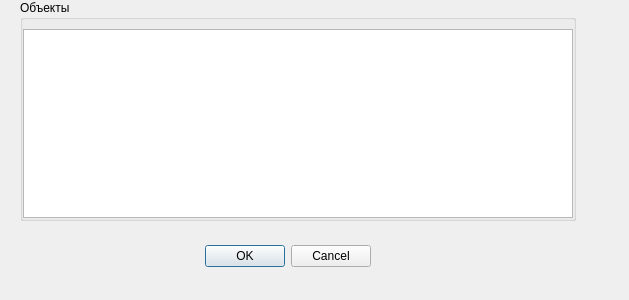
The window that qgis_pds_dca_base.ui (vvkond/QGIS) describes before a commit, drawn with Qt 5.
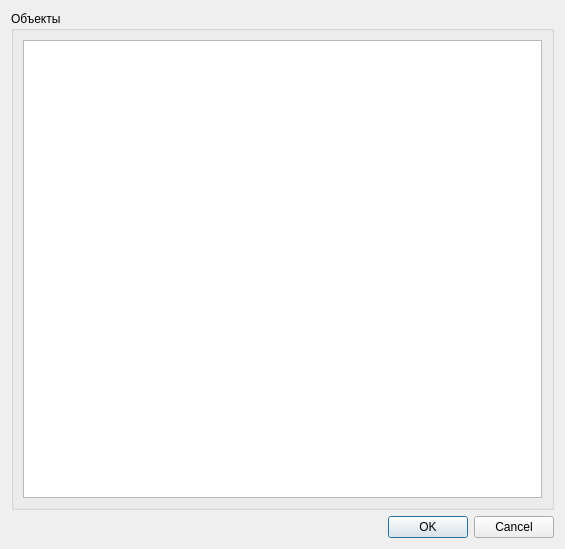
The same window after the commit.

Commit message: TypeWell: -добавил ввод параметров рассчета

What changed in the file:
```diff
--- a/qgis_pds_dca_base.ui
+++ b/qgis_pds_dca_base.ui
@@ -6,38 +6,16 @@
    <rect>
     <x>0</x>
     <y>0</y>
-    <width>629</width>
-    <height>300</height>
+    <width>565</width>
+    <height>549</height>
    </rect>
   </property>
   <property name="windowTitle">
    <string>Dialog</string>
   </property>
-  <widget class="QDialogButtonBox" name="buttonBox">
-   <property name="geometry">
-    <rect>
-     <x>30</x>
-     <y>240</y>
-     <width>341</width>
-     <height>32</height>
-    </rect>
-   </property>
-   <property name="orientation">
-    <enum>Qt::Horizontal</enum>
-   </property>
-   <property name="standardButtons">
-    <set>QDialogButtonBox::Cancel|QDialogButtonBox::Ok</set>
-   </property>
-  </widget>
+  <layout class="QVBoxLayout" name="verticalLayout">
+   <item>
   <widget class="QGroupBox" name="reservoirsPanel">
-   <property name="geometry">
-    <rect>
-     <x>20</x>
-     <y>0</y>
-     <width>556</width>
-     <height>221</height>
-    </rect>
-   </property>
    <property name="sizePolicy">
     <sizepolicy hsizetype="Preferred" vsizetype="Preferred">
      <horstretch>0</horstretch>
@@ -53,22 +31,7 @@
    <property name="title">
     <string>Объекты</string>
    </property>
-   <layout class="QVBoxLayout" name="verticalLayout">
-    <property name="spacing">
-     <number>0</number>
-    </property>
-    <property name="leftMargin">
-     <number>0</number>
-    </property>
-    <property name="topMargin">
-     <number>9</number>
-    </property>
-    <property name="rightMargin">
-     <number>0</number>
-    </property>
-    <property name="bottomMargin">
-     <number>0</number>
-    </property>
+     <layout class="QHBoxLayout" name="horizontalLayout_2">
     <item>
      <widget class="QListWidget" name="reservoirsListWidget">
       <property name="sizePolicy">
@@ -77,6 +40,12 @@
         <verstretch>0</verstretch>
        </sizepolicy>
       </property>
+        <property name="minimumSize">
+         <size>
+          <width>0</width>
+          <height>0</height>
+         </size>
+        </property>
       <property name="autoFillBackground">
        <bool>false</bool>
       </property>
@@ -85,8 +54,23 @@
       </property>
      </widget>
     </item>
-   </layout>
-  </widget>
+      <item>
+       <layout class="QVBoxLayout" name="configPanel"/>
+      </item>
+     </layout>
+    </widget>
+   </item>
+   <item>
+    <widget class="QDialogButtonBox" name="buttonBox">
+     <property name="orientation">
+      <enum>Qt::Horizontal</enum>
+     </property>
+     <property name="standardButtons">
+      <set>QDialogButtonBox::Cancel|QDialogButtonBox::Ok</set>
+     </property>
+    </widget>
+   </item>
+  </layout>
  </widget>
  <resources/>
  <connections>
```
Lines whose indentation alone changed are shown as unchanged. The commit also changes 2 other files.
